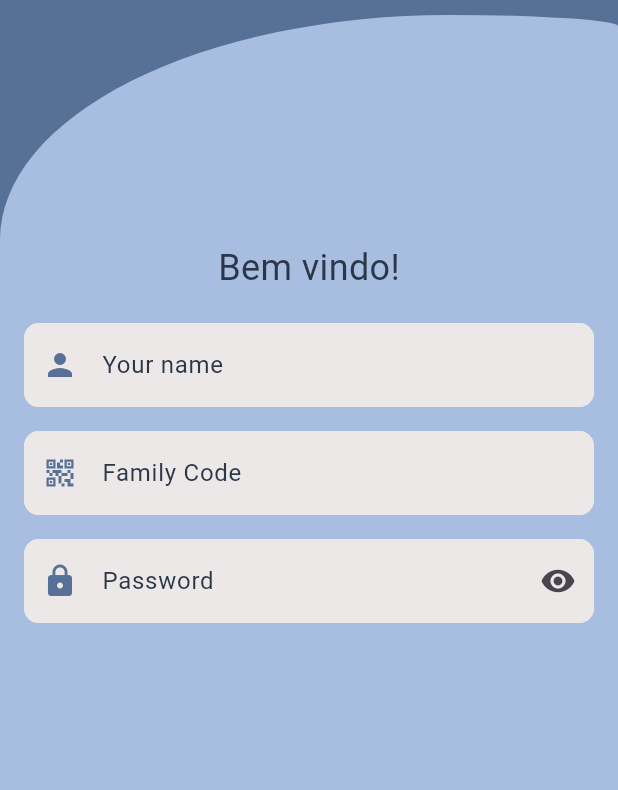
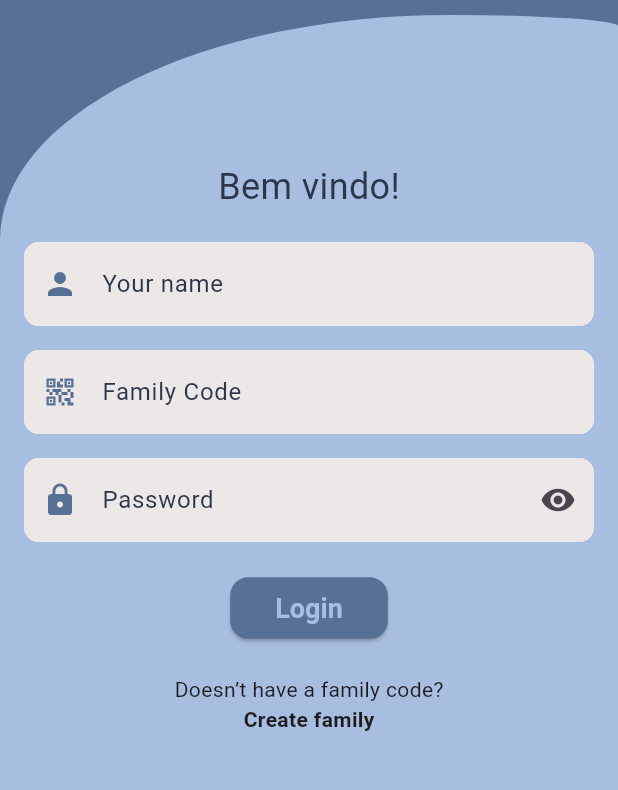
Before and after one commit to NicolasKLange/App-Family-Home, a Flutter app: the screen it shows after launch, on a phone screen of 412 x 824 dp, the part 330-1120 px from its top. Run offline on Flutter 3.47's test engine with Material 3 defaults, Android fonts, the light colour scheme and no system bars; our stand-ins replace flutter_spinkit.

Commit message:
add button

```diff
--- a/lib/assets/button_styles.dart
+++ b/lib/assets/button_styles.dart
@@ -5,10 +5,10 @@ class ButtonStyles {
   static final ButtonStyle primaryButton = ElevatedButton.styleFrom(
     backgroundColor: const Color(0xFF577096),
     foregroundColor: const Color(0xFFA8BEE0),
-    padding: const EdgeInsets.symmetric(horizontal: 20, vertical: 10),
+    padding: const EdgeInsets.symmetric(horizontal: 30, vertical: 10),
     textStyle: const TextStyle(fontSize: 18, fontWeight: FontWeight.bold),
     shape: RoundedRectangleBorder(
-      borderRadius: BorderRadius.circular(10),
+      borderRadius: BorderRadius.circular(12),
     ),
   );
 
--- a/lib/login/login.dart
+++ b/lib/login/login.dart
@@ -97,6 +97,21 @@ class _LoginScreenState extends State<LoginScreen> {
                         ),
                       ),
                       const SizedBox(height: 20),
+                      // Botão de Login
+                      ElevatedButton(
+                        style: ButtonStyles.primaryButton.copyWith(),
+                        onPressed: () {
+                          Navigator.pushReplacementNamed(
+                              context, '/homeScreen');
+                        },
+                        child: const Text('Login'),
+                      ),
+                      const SizedBox(height: 20),
+                      const Text('Doesn’t have a family code?'),
+                      const Text(
+                        'Create family',
+                        style: TextStyle(fontWeight: FontWeight.bold),
+                      )
                     ],
                   ),
                 ),
--- a/lib/main.dart
+++ b/lib/main.dart
@@ -1,9 +1,9 @@
 import 'package:flutter/material.dart';
 import 'package:flutter_spinkit/flutter_spinkit.dart';
 
-
 // IMPORTANDO TELAS
 import 'login/login.dart';
+import 'home/home.dart';
 
 //IMPORT PARA UTILIZAR O TIMER
 import 'dart:async';
@@ -24,6 +24,7 @@ class MyApp extends StatelessWidget {
         // ROTAS DO APP
         '/': (context) => const SplashScreen(),
         '/loginScreen': (context) => const LoginScreen(),
+        '/homeScreen': (context) => const HomeScreen(),
       },
     );
   }
@@ -43,7 +44,7 @@ class _SplashScreenState extends State<SplashScreen> {
     super.initState();
 
     //INICIA TEMPORIZADOR DE 3 SEGUNDOS PARA ABRIR O APP
-    Future.delayed(const Duration(seconds: 3), () {
+    Future.delayed(const Duration(seconds: 2), () {
       // APÓS OS 3 SEGUNDOS, REDIRECIONA PARA A TELA DE LOGIN
       Navigator.pushReplacementNamed(context, '/loginScreen');
     });
```
Also changed, not shown: lib/home/home.dart (+92 -0 lines), 1 other file.
